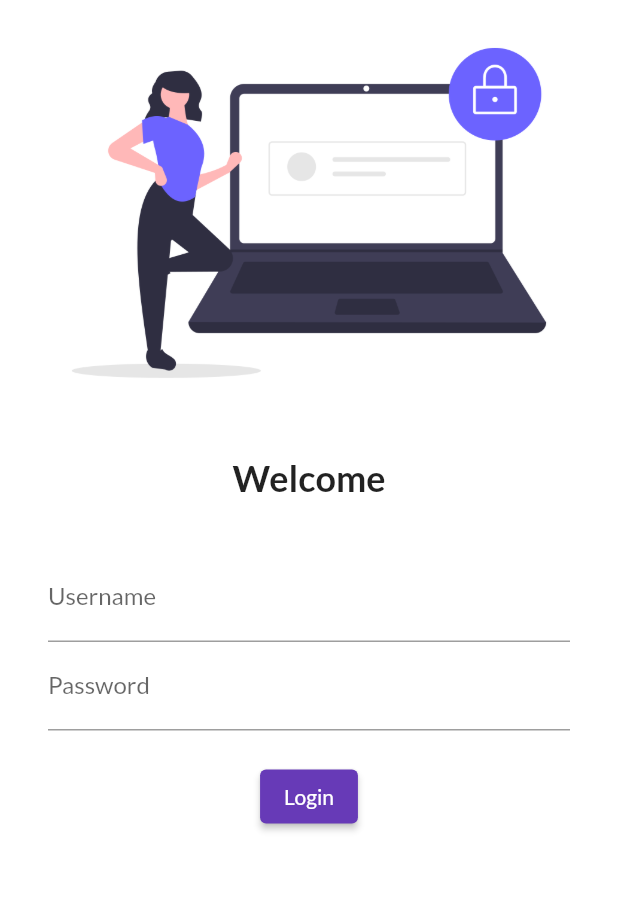
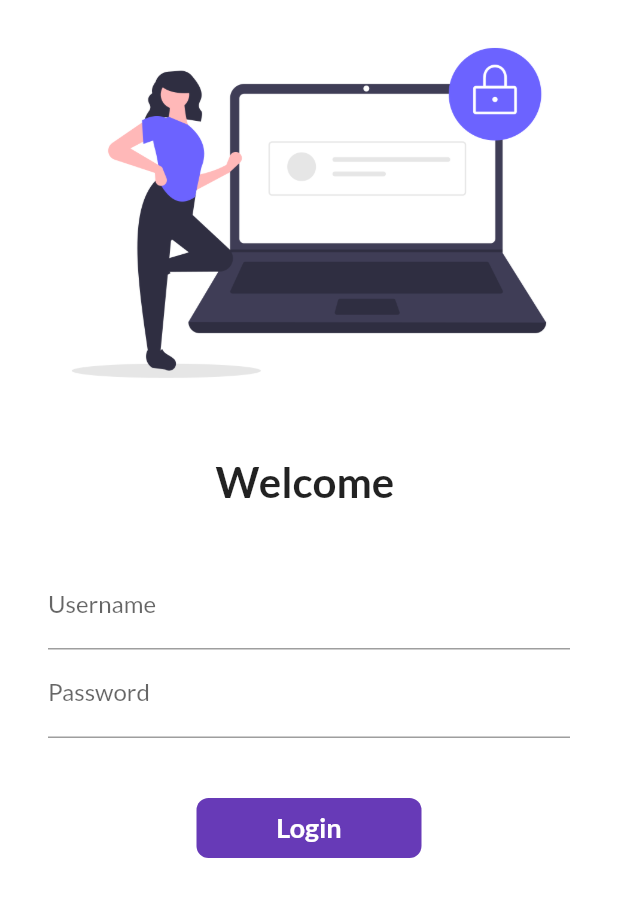
Before and after one commit to souvikbanerjee86/flutter_cataog, a Flutter app: the screen it shows after launch, on a phone screen of 412 x 824 dp. Shown: the top 897 px of the screen. Run offline on Flutter 3.47's test engine with Material 2 defaults, Android fonts, the phone set to English and light mode, and no system bars; our stand-ins replace google_fonts.

Commit message:
Day 6 Completed

```diff
--- a/lib/main.dart
+++ b/lib/main.dart
@@ -1,5 +1,6 @@
 import 'package:flutter/material.dart';
 import 'package:flutter_catalog/pages/login_page.dart';
+import 'package:flutter_catalog/utils/routes.dart';
 import 'pages/home_page.dart';
 import 'package:google_fonts/google_fonts.dart';
 
@@ -11,6 +12,7 @@ class MyApp extends StatelessWidget {
   @override
   Widget build(BuildContext context) {
     return MaterialApp(
+      debugShowCheckedModeBanner: false,
       themeMode: ThemeMode.light,
       theme: ThemeData(
         primarySwatch: Colors.deepPurple,
@@ -19,11 +21,10 @@ class MyApp extends StatelessWidget {
       darkTheme: ThemeData(
         brightness: Brightness.dark,
       ),
-      initialRoute: "/",
+      initialRoute: "/login",
       routes: {
-        "/": (context) => LoginPage(),
-        "/home": (context) => HomePage(),
-        "/login": (context) => LoginPage()
+        MyRoutes.loginRoute: (context) => LoginPage(),
+        MyRoutes.homeRoute: (context) => HomePage()
       },
     );
   }
--- a/lib/pages/login_page.dart
+++ b/lib/pages/login_page.dart
@@ -1,10 +1,19 @@
 import 'package:flutter/material.dart';
+import 'package:flutter_catalog/utils/routes.dart';
 
-class LoginPage extends StatelessWidget {
+class LoginPage extends StatefulWidget {
+  @override
+  _LoginPageState createState() => _LoginPageState();
+}
+
+class _LoginPageState extends State<LoginPage> {
+  String name = "";
+  bool changeButton = false;
   @override
   Widget build(BuildContext context) {
     return Material(
         color: Colors.white,
+        child: SingleChildScrollView(
           child: Column(
             children: [
               Image.asset(
@@ -15,9 +24,9 @@ class LoginPage extends StatelessWidget {
                 height: 20.0,
               ),
               Text(
-              'Welcome',
+                'Welcome $name',
                 style: TextStyle(
-                fontSize: 24,
+                  fontSize: 28,
                   fontWeight: FontWeight.bold,
                 ),
               ),
@@ -32,6 +41,11 @@ class LoginPage extends StatelessWidget {
                 child: Column(
                   children: [
                     TextFormField(
+                      onChanged: (value) {
+                        setState(() {
+                          name = value;
+                        });
+                      },
                       decoration: InputDecoration(
                           hintText: "Enter Username", labelText: "Username"),
                     ),
@@ -41,19 +55,50 @@ class LoginPage extends StatelessWidget {
                           hintText: "Enter Password", labelText: "Password"),
                     ),
                     SizedBox(
-                    height: 20.0,
+                      height: 40.0,
                     ),
-                  ElevatedButton(
-                    onPressed: () {
-                      print('Hello Souvik');
+                    InkWell(
+                      onTap: () async {
+                        setState(() {
+                          changeButton = true;
+                        });
+                        await Future.delayed(Duration(seconds: 1));
+                        Navigator.pushNamed(context, MyRoutes.homeRoute);
                       },
-                    child: Text('Login'),
-                    style: TextButton.styleFrom(),
+                      child: AnimatedContainer(
+                          duration: Duration(seconds: 1),
+                          height: 40,
+                          width: changeButton ? 40 : 150,
+                          alignment: Alignment.center,
+                          child: changeButton
+                              ? Icon(
+                                  Icons.done,
+                                  color: Colors.white,
                                 )
+                              : Text(
+                                  'Login',
+                                  style: TextStyle(
+                                      color: Colors.white,
+                                      fontWeight: FontWeight.bold,
+                                      fontSize: 18),
+                                ),
+                          decoration: BoxDecoration(
+                              borderRadius:
+                                  BorderRadius.circular(changeButton ? 40 : 8),
+                              color: Colors.deepPurple)),
+                    )
+                    // ElevatedButton(
+                    //   onPressed: () {
+                    //     Navigator.pushNamed(context, MyRoutes.homeRoute);
+                    //   },
+                    //   child: Text('Login'),
+                    //   style: TextButton.styleFrom(minimumSize: Size(150, 35)),
+                    // )
                   ],
                 ),
               )
             ],
+          ),
         ));
   }
 }
--- /dev/null
+++ b/lib/utils/routes.dart
@@ -0,0 +1,4 @@
+class MyRoutes {
+  static String loginRoute = "/login";
+  static String homeRoute = "/home";
+}
```
Lines whose indentation alone changed are shown as unchanged.
